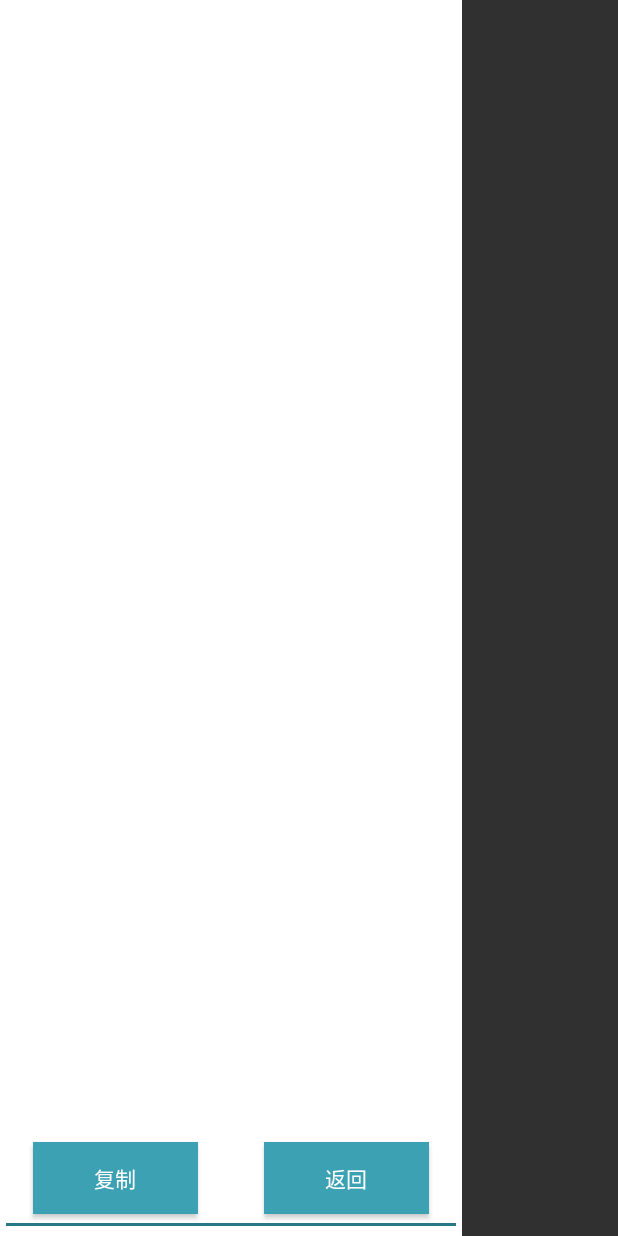
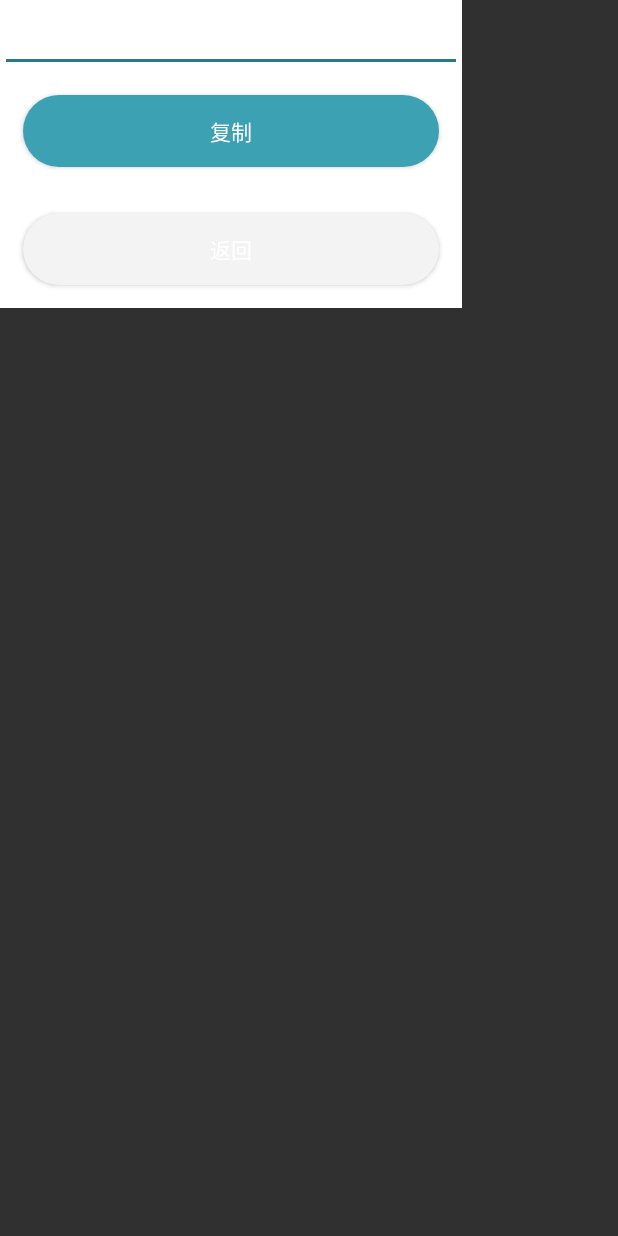
Before and after one commit to bilimited/TodaySchedule, an Android app: the layout activity_show_json.xml on its own in the app's theme, with its tools: preview values and no code run, on a phone screen of 412 x 824 dp. Run offline under Robolectric (Android 15) with nearby library versions, the phone set to English and light mode, and no system bars.

Commit message:
日常更新

```diff
--- a/app/src/main/java/com/example/todayschedule/AddCourseActivity.java
+++ b/app/src/main/java/com/example/todayschedule/AddCourseActivity.java
@@ -1,6 +1,8 @@
 package com.example.todayschedule;
 import androidx.appcompat.app.AppCompatActivity;
 
+import android.graphics.Color;
+import android.graphics.drawable.ColorDrawable;
 import android.os.Bundle;
 import android.app.Activity;
 import android.content.Intent;
@@ -31,6 +33,9 @@ public class AddCourseActivity extends AppCompatActivity {
         super.onCreate(savedInstanceState);
         setContentView(R.layout.activity_add_course);
         setFinishOnTouchOutside(false);
+
+        //圆角Dialog
+        getWindow().setBackgroundDrawable(getDrawable(R.drawable.dialog_bg));
 
        inputCourseName = (EditText) findViewById(R.id.course_name);
        inputTeacher = (EditText) findViewById(R.id.teacher_name);
--- a/app/src/main/java/com/example/todayschedule/InputJsonActivity.java
+++ b/app/src/main/java/com/example/todayschedule/InputJsonActivity.java
@@ -18,6 +18,7 @@ public class InputJsonActivity extends AppCompatActivity {
     protected void onCreate(Bundle savedInstanceState) {
         super.onCreate(savedInstanceState);
         setContentView(R.layout.activity_input_json);
+        getWindow().setBackgroundDrawable(getDrawable(R.drawable.dialog_bg));
         Button button = findViewById(R.id.submit_json_button);
         editText = findViewById(R.id.showjson);
         radioButton = findViewById(R.id.radio_isSave);
--- a/app/src/main/java/com/example/todayschedule/SeeCourseActivity.java
+++ b/app/src/main/java/com/example/todayschedule/SeeCourseActivity.java
@@ -21,6 +21,7 @@ public class SeeCourseActivity extends AppCompatActivity {
     protected void onCreate(Bundle savedInstanceState) {
         super.onCreate(savedInstanceState);
         setContentView(R.layout.activity_see_course);
+        getWindow().setBackgroundDrawable(getDrawable(R.drawable.dialog_bg));
         Intent intent = getIntent();
         final Course seeCourse = (Course) intent.getSerializableExtra("seeCourse");
         final TextView seeCourseName = (TextView) findViewById(R.id.see_course_name);
--- a/app/src/main/java/com/example/todayschedule/ShowJsonActivity.java
+++ b/app/src/main/java/com/example/todayschedule/ShowJsonActivity.java
@@ -17,7 +17,7 @@ public class ShowJsonActivity extends AppCompatActivity {
     protected void onCreate(Bundle savedInstanceState) {
         super.onCreate(savedInstanceState);
         setContentView(R.layout.activity_show_json);
-
+        getWindow().setBackgroundDrawable(getDrawable(R.drawable.dialog_bg));
         copyStr = getIntent().getStringExtra("json");
 
         EditText editText = findViewById(R.id.showjson);
--- a/app/src/main/res/layout/activity_show_json.xml
+++ b/app/src/main/res/layout/activity_show_json.xml
@@ -1,70 +1,49 @@
 <?xml version="1.0" encoding="utf-8"?>
-<androidx.constraintlayout.widget.ConstraintLayout xmlns:android="http://schemas.android.com/apk/res/android"
+<LinearLayout xmlns:android="http://schemas.android.com/apk/res/android"
     xmlns:app="http://schemas.android.com/apk/res-auto"
     xmlns:tools="http://schemas.android.com/tools"
     android:layout_width="308dp"
-    android:layout_height="match_parent"
+    android:layout_height="wrap_content"
     tools:context=".InputJsonActivity"
-    android:background="@color/white">
+    android:background="@color/white"
+    android:orientation="vertical">
 
     <EditText
         android:id="@+id/showjson"
         android:layout_width="match_parent"
-        android:layout_height="match_parent"
+        android:layout_height="wrap_content"
         android:hint="将json文本复制到此处"
-        android:inputType="textMultiLine"/>
+        android:inputType="textMultiLine"
+        app:layout_constraintBottom_toTopOf="@+id/linearLayout"
+        app:layout_constraintEnd_toEndOf="parent"
+        app:layout_constraintStart_toStartOf="parent"
+        app:layout_constraintTop_toTopOf="parent" />
 
-    <LinearLayout
-        android:layout_width="match_parent"
-        android:layout_height="108dp"
-        android:layout_gravity="center"
-        android:orientation="horizontal"
-        app:layout_constraintBottom_toBottomOf="@+id/showjson"
-        app:layout_constraintEnd_toEndOf="parent"
-        app:layout_constraintStart_toStartOf="parent">
 
-        <Space
-            android:layout_width="wrap_content"
-            android:layout_height="wrap_content"
-            android:layout_weight="1" />
 
         <Button
             android:id="@+id/btn_copy"
-            android:layout_width="wrap_content"
+            android:layout_width="match_parent"
             android:layout_height="wrap_content"
             android:layout_gravity="center"
-            android:layout_marginTop="15dp"
-            android:layout_weight="1"
-            android:background="@color/colorPrimary"
+            android:layout_margin="15dp"
+
+
+            android:background="@drawable/shape_btn"
             android:text="复制"
             android:textColor="@color/white" />
 
-        <Space
-            android:layout_width="wrap_content"
-            android:layout_height="wrap_content"
-            android:layout_weight="1" />
-
-        <Space
-            android:layout_width="wrap_content"
-            android:layout_height="wrap_content"
-            android:layout_weight="1" />
-
         <Button
             android:id="@+id/btn_return"
-            android:layout_width="wrap_content"
+            android:layout_width="match_parent"
             android:layout_height="wrap_content"
             android:layout_gravity="center"
-            android:layout_marginTop="15dp"
+            android:layout_margin="15dp"
+            android:layout_marginBottom="20dp"
+            android:background="@drawable/shape_btn_white"
+            android:backgroundTint="@color/very_light_gray"
+            android:text="返回"
+             />
 
-            android:layout_weight="1"
-            android:background="@color/colorPrimary"
-            android:text="返回"
-            android:textColor="@color/white" />
 
-        <Space
-            android:layout_width="wrap_content"
-            android:layout_height="wrap_content"
-            android:layout_weight="1" />
-    </LinearLayout>
-
-</androidx.constraintlayout.widget.ConstraintLayout>
+</LinearLayout>
```
Also changed, not shown: app/src/main/AndroidManifest.xml (+7 -0 lines), app/src/main/java/com/example/todayschedule/SetBgActivity.java (added, +17 -0 lines), app/src/main/java/com/example/todayschedule/fragments/MainFragment.java (+24 -2 lines), app/src/main/res/drawable/dialog_bg.xml (added, +9 -0 lines), app/src/main/res/layout/activity_input_json.xml (+23 -20 lines), app/src/main/res/layout/activity_set_bg.xml (added, +14 -0 lines), app/src/main/res/layout/fragment_main.xml (+10 -0 lines), app/src/main/res/values/styles.xml (+14 -0 lines), app/src/main/res/drawable/image.png (added).
